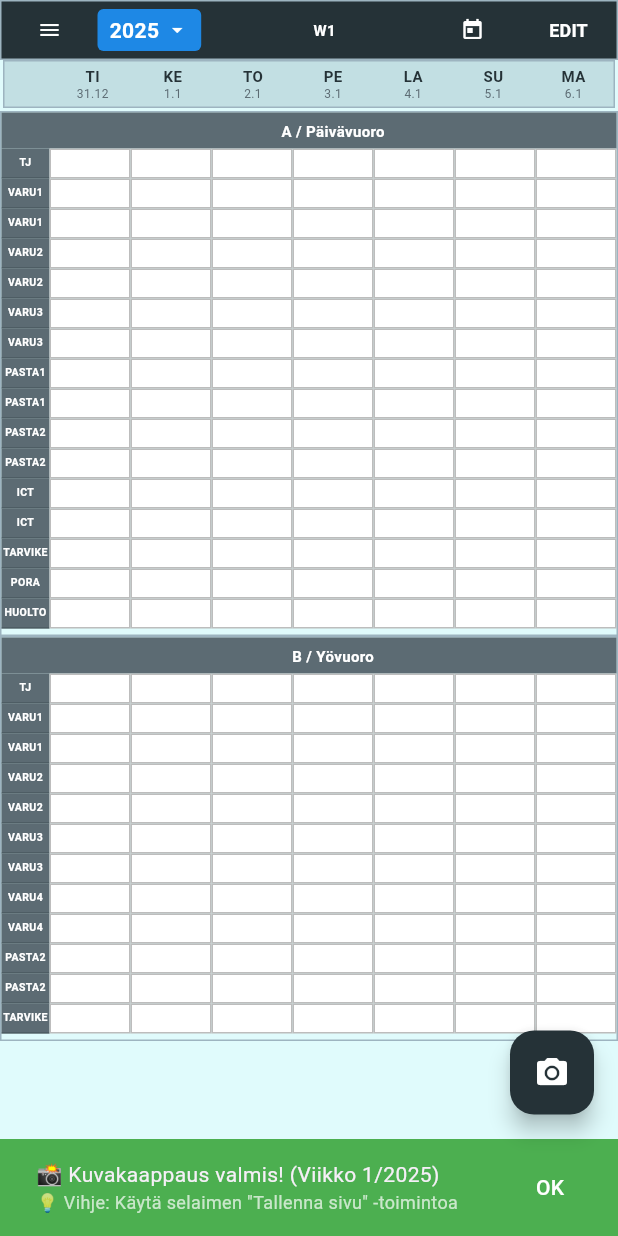
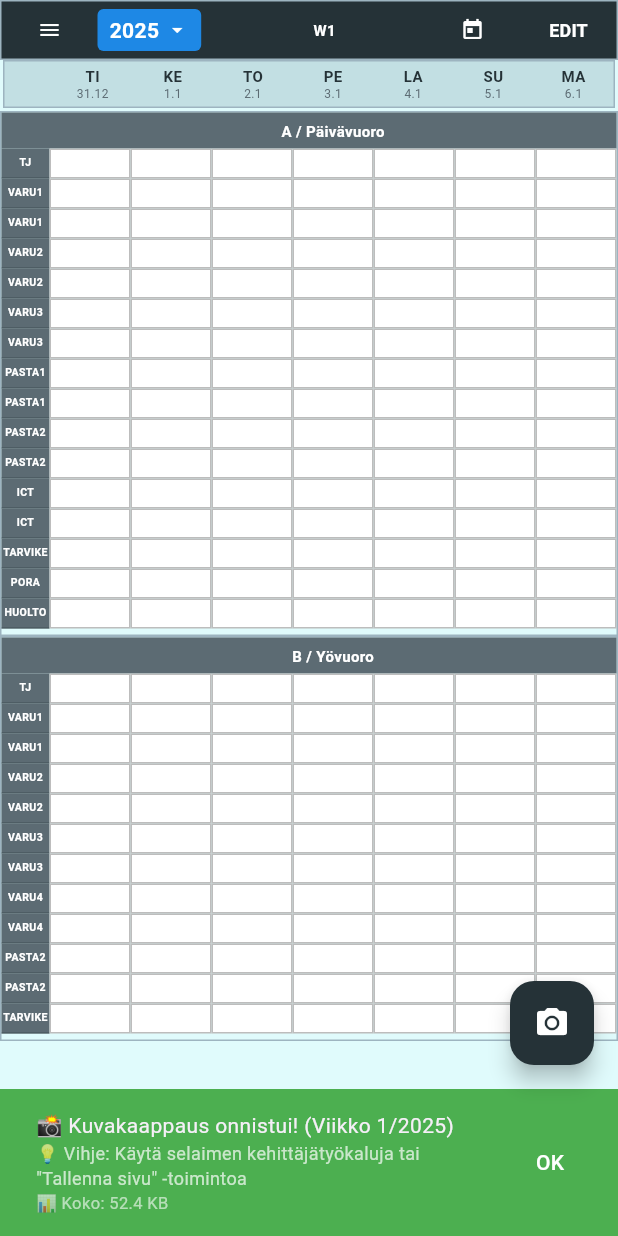
Before and after one commit to Blendermaestro/Recourcegame, a Flutter app: the YearView screen opened directly, after a tap on the "camera alt" icon, on a phone screen of 412 x 824 dp. Run offline on Flutter 3.47's test engine with Material 3 defaults, Android fonts, the phone set to English and light mode, and no system bars; our stand-ins replace shared_preferences, supabase_flutter; missing offline and left inert: dart:html; accounts and stored records are empty.

Commit message:
Fix screenshot functionality - improved error handling
- Fixed null context error in screenshot capture
- Added proper null safety checks and error messages
- Moved RepaintBoundary to better position in widget tree
- Enhanced debugging with detailed error messages
- Improved user feedback with Finnish error messages
- Better performance with reduced pixel ratio (2.0 instead of 3.0)

```diff
--- a/calendar_app/lib/views/year_view/year_view.dart
+++ b/calendar_app/lib/views/year_view/year_view.dart
@@ -14,6 +14,7 @@ import 'package:calendar_app/models/user_tier.dart';
 import 'package:flutter/foundation.dart';
 import 'package:flutter/services.dart';
 // 📸 SIMPLE SCREENSHOT IMPORTS
+import 'dart:typed_data';
 import 'dart:ui' as ui;
 import 'package:flutter/rendering.dart';
 
@@ -98,27 +99,79 @@ class _YearViewState extends State<YearView> {
   // 📸 SUPER SIMPLE SCREENSHOT METHOD
   Future<void> _takeScreenshot() async {
     try {
-      final RenderRepaintBoundary boundary = _screenshotKey.currentContext!
-          .findRenderObject() as RenderRepaintBoundary;
+      print('📸 Starting screenshot...');
 
-      final ui.Image image = await boundary.toImage(pixelRatio: 3.0); // High quality
-      await image.toByteData(format: ui.ImageByteFormat.png); // Prepare image data
+      // Check if context exists
+      final context = _screenshotKey.currentContext;
+      if (context == null) {
+        print('❌ Screenshot context is null');
+        if (mounted) {
+          ScaffoldMessenger.of(this.context).showSnackBar(
+            const SnackBar(
+              content: Text('❌ Kuvakaappausvirhe: Konteksti puuttuu'),
+              backgroundColor: Colors.red,
+              duration: Duration(seconds: 3),
+            ),
+          );
+        }
+        return;
+      }
 
-      // Just show success and let browser handle right-click save
+      print('✅ Context found, getting render object...');
+      final RenderObject? renderObject = context.findRenderObject();
+      if (renderObject == null || renderObject is! RenderRepaintBoundary) {
+        print('❌ Invalid render object: $renderObject');
         if (mounted) {
-        ScaffoldMessenger.of(context).showSnackBar(
+          ScaffoldMessenger.of(this.context).showSnackBar(
+            const SnackBar(
+              content: Text('❌ Kuvakaappausvirhe: Render-objekti puuttuu'),
+              backgroundColor: Colors.red,
+              duration: Duration(seconds: 3),
+            ),
+          );
+        }
+        return;
+      }
+
+      print('✅ Render boundary found, capturing image...');
+      final RenderRepaintBoundary boundary = renderObject;
+
+      final ui.Image image = await boundary.toImage(pixelRatio: 2.0); // Reduced for better performance
+      final ByteData? byteData = await image.toByteData(format: ui.ImageByteFormat.png);
+
+      if (byteData == null) {
+        print('❌ Failed to convert image to bytes');
+        if (mounted) {
+          ScaffoldMessenger.of(this.context).showSnackBar(
+            const SnackBar(
+              content: Text('❌ Kuvakaappausvirhe: Kuvan muuntaminen epäonnistui'),
+              backgroundColor: Colors.red,
+              duration: Duration(seconds: 3),
+            ),
+          );
+        }
+        return;
+      }
+
+      print('✅ Screenshot captured successfully! Size: ${byteData.lengthInBytes} bytes');
+
+      // Show success message
+      if (mounted) {
+        ScaffoldMessenger.of(this.context).showSnackBar(
           SnackBar(
             content: Column(
               mainAxisSize: MainAxisSize.min,
               crossAxisAlignment: CrossAxisAlignment.start,
               children: [
-                Text('📸 Kuvakaappaus valmis! (Viikko $_currentWeek/$_selectedYear)'),
-                Text('💡 Vihje: Käytä selaimen "Tallenna sivu" -toimintoa',
+                Text('📸 Kuvakaappaus onnistui! (Viikko $_currentWeek/$_selectedYear)'),
+                Text('💡 Vihje: Käytä selaimen kehittäjätyökaluja tai "Tallenna sivu" -toimintoa',
                      style: TextStyle(fontSize: 12, color: Colors.white70)),
+                Text('📊 Koko: ${(byteData.lengthInBytes / 1024).toStringAsFixed(1)} KB',
+                     style: TextStyle(fontSize: 11, color: Colors.white60)),
               ],
             ),
             backgroundColor: Colors.green,
-            duration: const Duration(seconds: 4),
+            duration: const Duration(seconds: 5),
             action: SnackBarAction(
               label: 'OK',
               textColor: Colors.white,
@@ -127,14 +180,15 @@ class _YearViewState extends State<YearView> {
           ),
         );
       }
-    } catch (e) {
+    } catch (e, stackTrace) {
       print('Screenshot error: $e');
+      print('Stack trace: $stackTrace');
       if (mounted) {
-        ScaffoldMessenger.of(context).showSnackBar(
-          const SnackBar(
-            content: Text('❌ Kuvakaappaus epäonnistui'),
+        ScaffoldMessenger.of(this.context).showSnackBar(
+          SnackBar(
+            content: Text('❌ Kuvakaappaus epäonnistui: ${e.toString()}'),
             backgroundColor: Colors.red,
-            duration: Duration(seconds: 2),
+            duration: const Duration(seconds: 4),
           ),
         );
       }
@@ -1117,6 +1171,8 @@ class _YearViewState extends State<YearView> {
             ),
             // Scrollable content area
             Expanded(
+              child: RepaintBoundary(
+                key: _screenshotKey,
                 child: Container(
                   color: const Color(0xFFE0FBFC),
                   child: Focus(
@@ -1133,8 +1189,6 @@ class _YearViewState extends State<YearView> {
                       }
                       return KeyEventResult.ignored;
                     },
-                  child: RepaintBoundary(
-                    key: _screenshotKey,
                     child: PageView.builder(
                     controller: _pageController,
                     physics: const BouncingScrollPhysics(), // Better for PC scrolling
@@ -1158,7 +1212,6 @@ class _YearViewState extends State<YearView> {
                       final weekNumber = index + 1;
                       return _buildWeekPage(weekNumber);
                     },
-                    ),
                     ),
                   ),
                 ),
```
Lines whose indentation alone changed are shown as unchanged.
